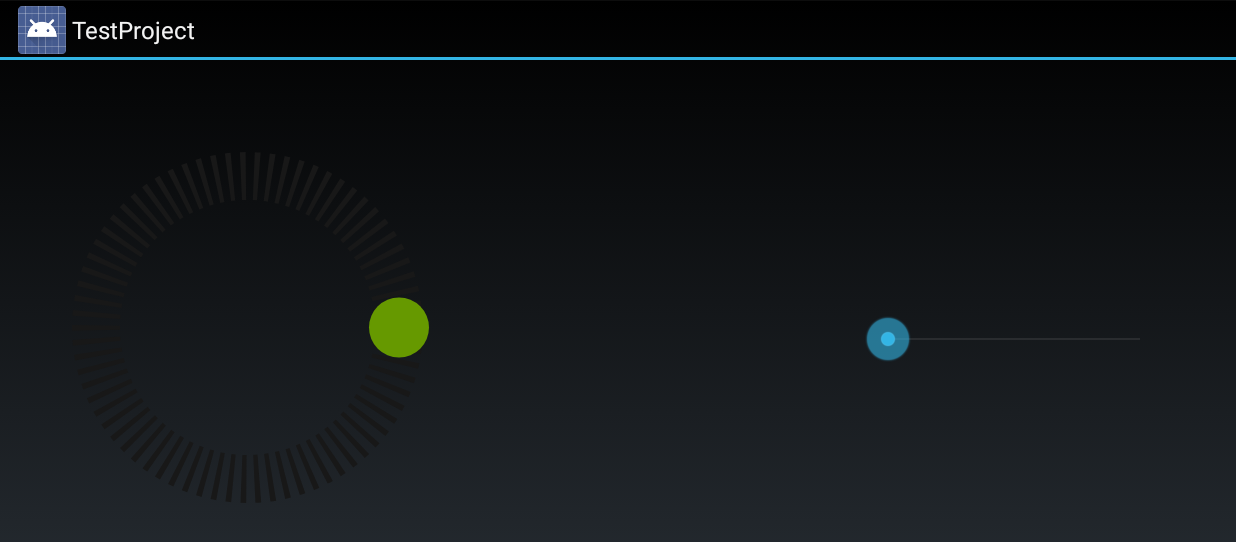
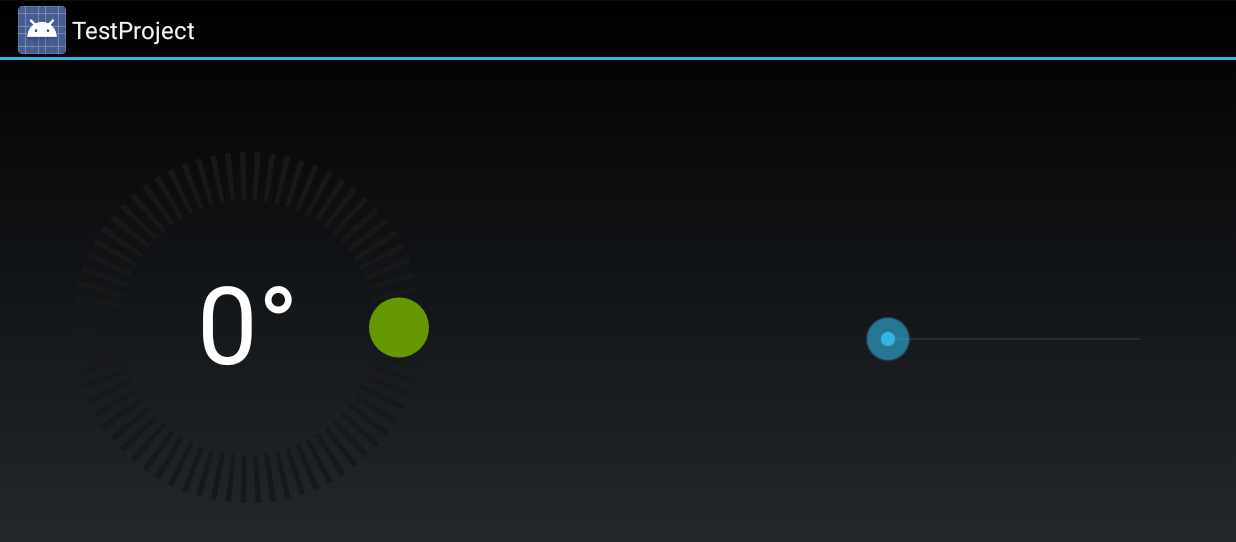
Before and after one commit to IlyaLukienko/CustomProgressView, an Android app: the screen it shows after launch (MainActivity), on a phone screen of 824 x 412 dp (held sideways). Shown: the top 542 px of the screen. Run offline under Robolectric (Android 15) with nearby library versions, the phone set to English and light mode, and no system bars.

Commit message:
Add text view drawing in the center of the circle

```diff
--- a/app/src/main/java/com/example/customviewtestproject/customView/CustomProgressView.java
+++ b/app/src/main/java/com/example/customviewtestproject/customView/CustomProgressView.java
@@ -10,6 +10,7 @@ import android.view.ViewGroup;
 import android.view.animation.AccelerateDecelerateInterpolator;
 import android.view.animation.Interpolator;
 import android.widget.RelativeLayout;
+import android.widget.TextView;
 import com.example.customviewtestproject.R;
 
 public class CustomProgressView extends RelativeLayout {
@@ -28,6 +29,7 @@ public class CustomProgressView extends RelativeLayout {
     private int value;
     private int progressStrokeWidth = 48;
     private int defaultPadding = 24;
+    private int textSize;
 
     public CustomProgressView(Context context, AttributeSet attrs) {
         super(context, attrs);
@@ -85,6 +87,7 @@ public class CustomProgressView extends RelativeLayout {
         progressColor = attributes.getColor(R.styleable.CustomProgressView_progress_color,
                 progressColor);
         max = attributes.getInt(R.styleable.CustomProgressView_max, max);
+        textSize = attributes.getInt(R.styleable.CustomProgressView_text_size, textSize);
         progressStrokeWidth = attributes.getInt(R.styleable.CustomProgressView_progress_stroke_width,
                 progressStrokeWidth);
     }
@@ -98,7 +101,12 @@ public class CustomProgressView extends RelativeLayout {
     }
 
     private void initPainters() {
-        dashedCircleProgressPainter = new DashedCircleProgressPainter(progressColor, min, max, progressStrokeWidth, defaultPadding);
+        dashedCircleProgressPainter =
+                new DashedCircleProgressPainter(
+                        progressColor, (int) (textSize * getContext().getResources().getDisplayMetrics().scaledDensity),
+                        min,
+                        max,
+                        progressStrokeWidth, defaultPadding);
         dashedCirclePainter = new DashedCirclePainter(internalBaseColor, min, max, progressStrokeWidth, defaultPadding);
     }
 
--- a/app/src/main/java/com/example/customviewtestproject/customView/DashedCircleProgressPainter.java
+++ b/app/src/main/java/com/example/customviewtestproject/customView/DashedCircleProgressPainter.java
@@ -1,15 +1,15 @@
 package com.example.customviewtestproject.customView;
 
-import android.graphics.Canvas;
-import android.graphics.DashPathEffect;
-import android.graphics.Paint;
-import android.graphics.RectF;
+import android.graphics.*;
+import android.util.TypedValue;
 
 public class DashedCircleProgressPainter implements Painter {
 
     private RectF progressCircle;
     private Paint progressPaint;
     private Paint progressDotPaint;
+    private Paint textPaint;
+    private int textSize;
     private int color;
     private int plusAngle = 0;
     private int strokeWidth;
@@ -20,8 +20,9 @@ public class DashedCircleProgressPainter implements Painter {
     private int height;
     private int padding;
 
-    DashedCircleProgressPainter(int color, int min, int max, int progressStrokeWidth, int defaultPadding) {
+    DashedCircleProgressPainter(int color, int textSize, int min, int max, int progressStrokeWidth, int defaultPadding) {
         this.color = color;
+        this.textSize = textSize;
         this.min = min;
         this.max = max;
         this.strokeWidth = progressStrokeWidth;
@@ -47,6 +48,12 @@ public class DashedCircleProgressPainter implements Painter {
         progressDotPaint.setStrokeWidth(dotStrokeWidth);
         progressDotPaint.setColor(color);
         progressDotPaint.setStyle(Paint.Style.FILL_AND_STROKE);
+
+        textPaint = new Paint();
+        textPaint.setColor(Color.WHITE);
+        textPaint.setStyle(Paint.Style.FILL);
+        textPaint.setTextAlign(Paint.Align.CENTER);
+        textPaint.setTextSize(textSize);
     }
 
     private void initDashedCircleProgress() {
@@ -69,8 +76,10 @@ public class DashedCircleProgressPainter implements Painter {
         float sin = (float) Math.sin(angleRadians);
         float x = progressCircle.centerX() - dotRadius * cos;
         float y = progressCircle.centerY() - dotRadius * sin;
+        canvas.drawPoint(x, y, progressDotPaint);
 
-        canvas.drawPoint(x, y, progressDotPaint);
+        String text = plusAngle + "°";
+        canvas.drawText(text, progressCircle.centerX() - (textPaint.descent() + textPaint.ascent()) / 2 * textPaint.getTextSkewX(), progressCircle.centerY() - ((textPaint.descent() + textPaint.ascent()) / 2), textPaint);
     }
 
     public float getMin() {
--- a/app/src/main/res/layout/activity_main.xml
+++ b/app/src/main/res/layout/activity_main.xml
@@ -13,6 +13,7 @@
             app:layout_constraintBottom_toBottomOf="parent"
             app:layout_constraintTop_toTopOf="parent"
             android:layout_marginLeft="48dp"
+            app:text_size="72"
             android:layout_width="250dp"
             android:layout_height="250dp"/>
 
--- a/app/src/main/res/values/attrs.xml
+++ b/app/src/main/res/values/attrs.xml
@@ -8,6 +8,7 @@
         <attr name="min" format="float" />
         <attr name="progress_icon" format="reference" />
         <attr name="duration" format="integer" />
+        <attr name="text_size" format="integer" />
         <attr name="progress_stroke_width" format="integer" />
     </declare-styleable>
 </resources>
```
